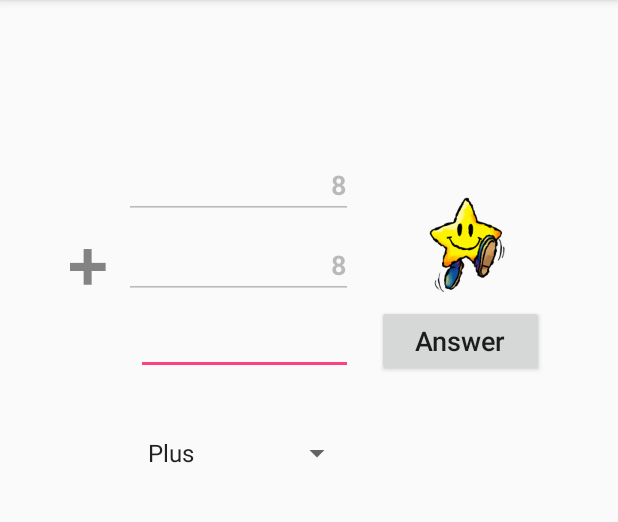
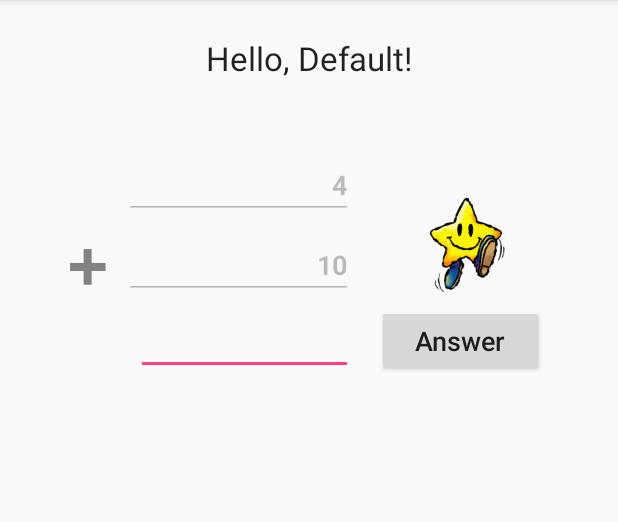
Before and after one commit to blackjackshellac/MathFlashCrashTestDummy, an Android app: the screen it shows after launch (MainActivity), in the options menu, after a tap on "Default user", on a phone screen of 412 x 824 dp, the part 84-606 px from its top. Run offline under Robolectric (Android 15) with nearby library versions, the light colour scheme and no system bars.

Commit message:
* Clean up * say hello to selected user * setupUser() * setupNumbers()

```diff
--- a/app/src/main/java/com/oneguycoding/mathflashcrashtestdummy/MainActivity.java
+++ b/app/src/main/java/com/oneguycoding/mathflashcrashtestdummy/MainActivity.java
@@ -1,6 +1,7 @@
 package com.oneguycoding.mathflashcrashtestdummy;
 
 import android.content.Intent;
+import android.content.res.Resources;
 import android.media.AudioManager;
 import android.media.ToneGenerator;
 import android.os.Bundle;
@@ -17,6 +18,8 @@ import android.widget.Spinner;
 import android.widget.TextView;
 import android.widget.Toast;
 
+import com.google.gson.Gson;
+
 import java.util.HashMap;
 import java.util.Map;
 import java.util.Set;
@@ -28,13 +31,14 @@ public class MainActivity extends AppCompatActivity {
 	public static final int RESULT_USERDATA = 101;
 
 	private static final ToneGenerator tg = new ToneGenerator(AudioManager.STREAM_NOTIFICATION, 100);
-	private TextView mTextMessage;
+
     private NumberOperation numberOperation;
 	private OperationsClass ops = new OperationsClass();
     private LongPair  numberPair;
 	private TextView num1, num2, num3;
 	private TextView message;
     private ImageView response;
+
 	private final Map<String,UserData> userMap = new HashMap<String,UserData>();
 	private UserData userData;
 	private String curUser;
@@ -50,16 +54,6 @@ public class MainActivity extends AppCompatActivity {
 			userData.setName(curUser);
 			userMap.put(curUser, userData);
 		}
-
-		Spinner spinner = (Spinner) findViewById(R.id.spinner);
-		// Create an ArrayAdapter using the string array and a default spinner layout
-		ArrayAdapter<CharSequence> adapter = ArrayAdapter.createFromResource(this,
-				R.array.strings_operations, android.R.layout.simple_spinner_item);
-		// Specify the layout to use when the list of choices appears
-		adapter.setDropDownViewResource(android.R.layout.simple_spinner_dropdown_item);
-		// Apply the adapter to the spinner
-		spinner.setAdapter(adapter);
-		spinner.setOnItemSelectedListener(new SpinnerOperationsActivity());
 
 		num1 = (TextView) findViewById(R.id.number1);
 		num2 = (TextView) findViewById(R.id.number2);
@@ -84,8 +78,6 @@ public class MainActivity extends AppCompatActivity {
 
 		});
 
-		setupNumbers();
-
 		// OnClickListener for the operation image (+, -, x, /)
 		((ImageView) findViewById(R.id.imageOperation)).setOnClickListener(
 				new View.OnClickListener() {
@@ -96,6 +88,9 @@ public class MainActivity extends AppCompatActivity {
 					}
 				}
 		);
+
+		setupNumbers();
+
 	}
 
 	@Override
@@ -129,20 +124,20 @@ public class MainActivity extends AppCompatActivity {
 	@Override
 	public boolean onOptionsItemSelected(MenuItem item) {
 
+		String name = null;
 		switch(item.getItemId()) {
-			case R.id.default_user:
-				//your action
-				break;
 			case R.id.create_user:
 				createUser();
 				break;
+			case R.id.default_user:
+				name = (String) getText(R.string.user_default);
+				break;
 			default:
-				String name = item.getTitle().toString();
-				if (userMap.containsKey(name)) {
-					curUser = name;
-					userData = userMap.get(name);
-				}
-				return super.onOptionsItemSelected(item);
+				name = item.getTitle().toString();
+				break;
+		}
+		if (name != null) {
+			setupUser(name);
 		}
 
 		return true;
@@ -175,14 +170,26 @@ public class MainActivity extends AppCompatActivity {
 	    num3.requestFocus();
     }
 
-    protected void setupNumbers() {
+	protected void setupUser(String name) {
+		if (name.isEmpty()) {
+			return;
+		}
+		if (userMap.containsKey(name)) {
+			curUser = name;
+			userData = userMap.get(name);
+			setupNumbers();
+			message.setText(getResources().getString(R.string.hello_name, name));
+		}
+	}
+
+	protected void setupNumbers() {
 	    // TODO for now just get the top operation from the list
 	    Operation op = ops.getNextOp();
 
 	    setupOperation(op);
 
 	    userData = (UserData) userMap.get(curUser);
-	    this.numberOperation = userData.operationData.getOp(op);
+	    numberOperation = userData.operationData.getOp(op);
 
         numberPair = numberOperation.randomize();
 
@@ -229,16 +236,17 @@ public class MainActivity extends AppCompatActivity {
 				break;
 			case RESULT_USERDATA:
 				if (resultCode == RESULT_OK) {
-					userData = (UserData) intent.getSerializableExtra(EXTRA_USERDATA);
-					String name = userData.getName();
+					UserData ud = (UserData) intent.getSerializableExtra(EXTRA_USERDATA);
+					String name = ud.getName();
 					if (!name.isEmpty()) {
 						if (userMap.containsKey(name)) {
 							userMap.remove(name);
 						}
-						userMap.put(userData.getName(), userData);
-						curUser = userData.getName();
+						userMap.put(name, ud);
+						//Gson gson = new Gson();
+						//String json = gson.toJson(userMap);
+						setupUser(name);
 					}
-					setupNumbers();
 				}
 				break;
 			default:
--- a/app/src/main/res/layout/activity_main.xml
+++ b/app/src/main/res/layout/activity_main.xml
@@ -121,19 +121,6 @@
                 android:orientation="horizontal"
                 />
 
-            <Spinner
-                android:id="@+id/spinner"
-                android:layout_width="0dp"
-                android:layout_height="36dp"
-                android:layout_marginStart="8dp"
-                android:layout_marginEnd="16dp"
-                app:layout_constraintRight_toLeftOf="@+id/guideline2"
-                android:layout_marginRight="8dp"
-                android:layout_marginTop="34dp"
-                app:layout_constraintTop_toBottomOf="@+id/number3"
-                android:layout_marginLeft="8dp"
-                app:layout_constraintLeft_toLeftOf="@+id/guideline3"/>
-
             <ImageView
                 android:id="@+id/image_response"
                 android:layout_width="wrap_content"
--- a/app/src/main/res/values/strings.xml
+++ b/app/src/main/res/values/strings.xml
@@ -23,4 +23,5 @@
     <string name="hint_user_email">Email</string>
     <string name="action_cancel">Cancel</string>
     <string name="user_default">Default</string>
+    <string name="hello_name">Hello, %1$s!</string>
 </resources>
```
Also changed, not shown: app/src/main/res/drawable/ic_dashboard_black_24dp.xml (deleted, +0 -9 lines), app/src/main/res/drawable/ic_home_black_24dp.xml (deleted, +0 -9 lines), app/src/main/res/drawable/ic_notifications_black_24dp.xml (deleted, +0 -9 lines), app/src/main/res/menu/navigation.xml (deleted, +0 -19 lines), 1 other file.
